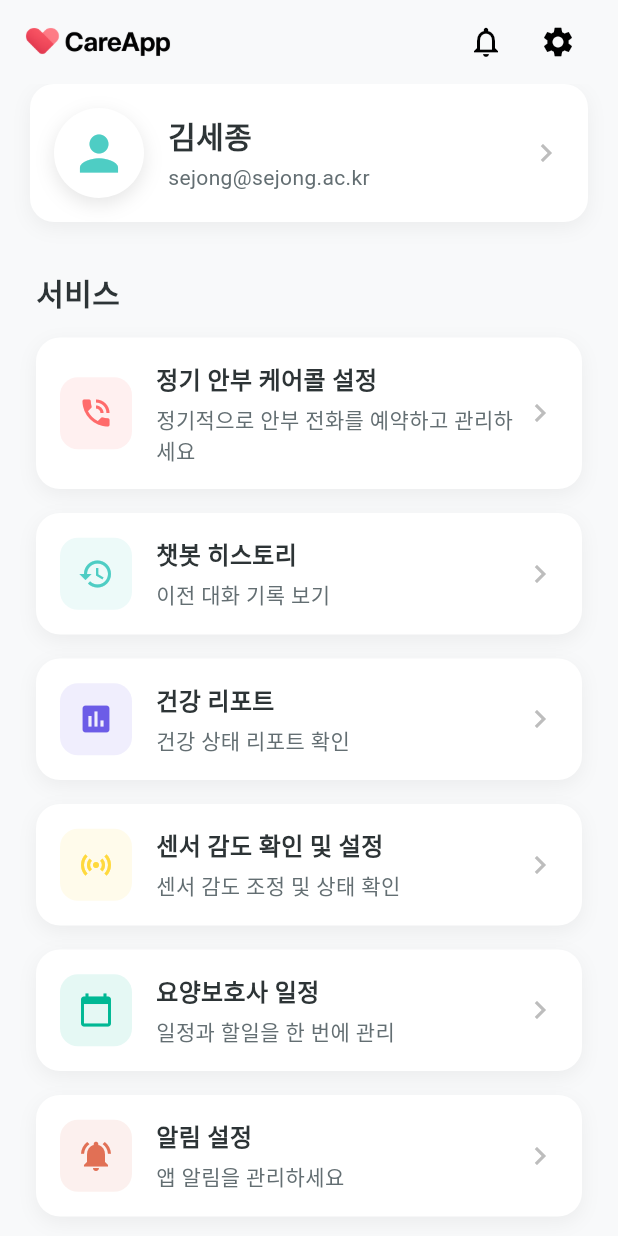
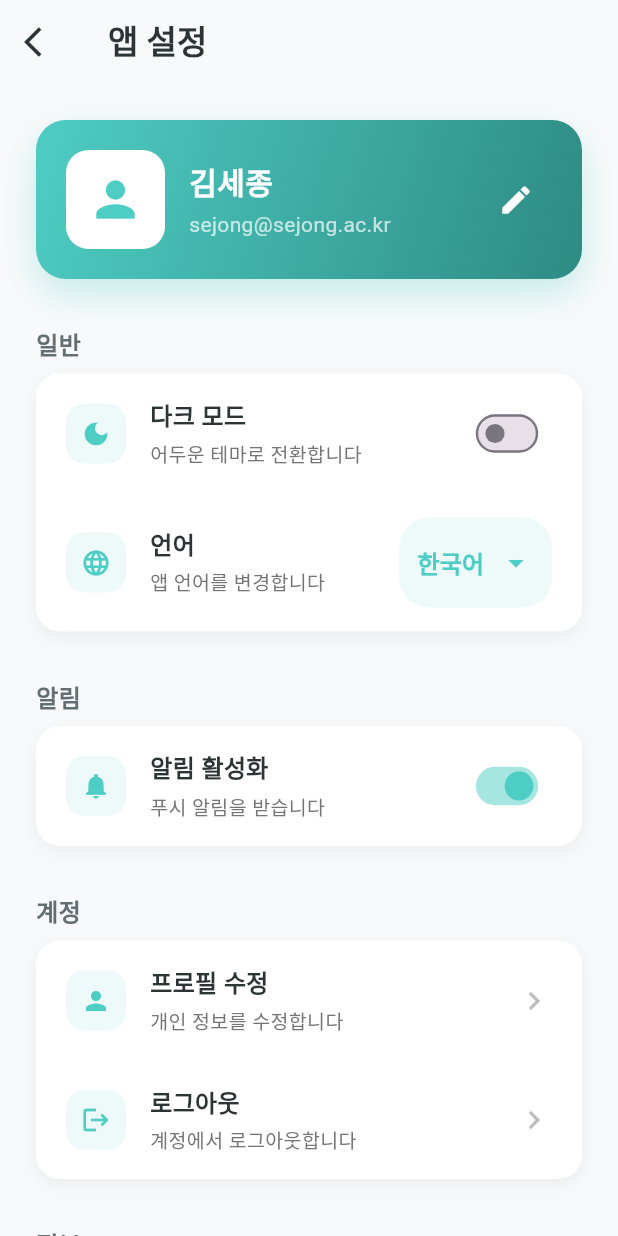
Before and after one commit to Reynard9/CareApp, a Flutter app: the MenuPage screen opened directly, after a tap on the "settings" icon, on a phone screen of 412 x 824 dp. Run offline on Flutter 3.47's test engine with Material 3 defaults, Android fonts, the phone set to English and light mode, and no system bars; our stand-ins replace fl_chart, flutter_dotenv, permission_handler, syncfusion_flutter_gauges, table_calendar; missing offline and left inert: kakao_flutter_sdk, qr_code_scanner; Roboto replaces fonts that are missing (Pretendard).

Commit message:
feat: 메뉴 페이지에서 챗봇 히스토리 버튼 제거 및 알림 설정 페이지 추가

```diff
--- a/lib/views/menu/menu_page.dart
+++ b/lib/views/menu/menu_page.dart
@@ -3,8 +3,9 @@ import 'package:careapp5_15/views/main/care_schedule_page.dart'; // 요양보호
 import 'package:careapp5_15/views/main/notification_page.dart'; // 알림 페이지 임포트
 import 'package:careapp5_15/views/main/main_screen.dart'; // 홈 화면 임포트
 import 'package:careapp5_15/views/sensor/sensor_data_page.dart'; // 센서 데이터 임포트
-import 'package:careapp5_15/views/chat/chat_history_page.dart'; // 챗봇 히스토리 페이지 임포트
 import 'package:careapp5_15/views/care_call/care_call_schedule_page.dart'; // 정기 안부 케어콜 설정 페이지 임포트
+import 'package:careapp5_15/views/settings/app_settings_page.dart'; // 앱 설정 페이지 임포트
+import 'package:careapp5_15/views/settings/notification_settings_page.dart'; // 알림 설정 페이지 임포트
 
 class MenuPage extends StatelessWidget { // 메뉴 화면 위젯
   const MenuPage({super.key});
@@ -21,18 +22,6 @@ class MenuPage extends StatelessWidget { // 메뉴 화면 위젯
           Navigator.push(
             context,
             MaterialPageRoute(builder: (context) => const CareCallSchedulePage()),
-          );
-        },
-      },
-      {
-        'icon': Icons.history,
-        'title': '챗봇 히스토리',
-        'subtitle': '이전 대화 기록 보기',
-        'color': const Color(0xFF4ECDC4),
-        'onTap': () {
-          Navigator.push(
-            context,
-            MaterialPageRoute(builder: (context) => const ChatHistoryPage()),
           );
         },
       },
@@ -70,7 +59,7 @@ class MenuPage extends StatelessWidget { // 메뉴 화면 위젯
         'onTap': () {
           Navigator.push(
             context,
-            MaterialPageRoute(builder: (context) => const NotificationPage()),
+            MaterialPageRoute(builder: (context) => const NotificationSettingsPage()),
           );
         },
       },
@@ -79,7 +68,12 @@ class MenuPage extends StatelessWidget { // 메뉴 화면 위젯
         'title': '앱 설정',
         'subtitle': '앱 환경을 설정하세요',
         'color': const Color(0xFF636E72),
-        'onTap': () {},
+        'onTap': () {
+          Navigator.push(
+            context,
+            MaterialPageRoute(builder: (context) => const AppSettingsPage()),
+          );
+        },
       },
     ];
 
@@ -106,7 +100,12 @@ class MenuPage extends StatelessWidget { // 메뉴 화면 위젯
                             ),
                             IconButton(
                               icon: const Icon(Icons.settings, color: Colors.black),
-                              onPressed: () {},
+                              onPressed: () {
+                                Navigator.push(
+                                  context,
+                                  MaterialPageRoute(builder: (context) => const AppSettingsPage()),
+                                );
+                              },
                             ),
                           ],
                         ),
--- /dev/null
+++ b/lib/views/settings/app_settings_page.dart
@@ -0,0 +1,351 @@
+import 'package:flutter/material.dart';
+import 'package:provider/provider.dart';
+import 'package:careapp5_15/viewmodels/user_viewmodel.dart';
+
+class AppSettingsPage extends StatefulWidget {
+  const AppSettingsPage({super.key});
+
+  @override
+  State<AppSettingsPage> createState() => _AppSettingsPageState();
+}
+
+class _AppSettingsPageState extends State<AppSettingsPage> {
+  bool _isDarkMode = false;
+  bool _isNotificationEnabled = true;
+  String _selectedLanguage = '한국어';
+
+  @override
+  Widget build(BuildContext context) {
+    return Scaffold(
+      backgroundColor: const Color(0xFFF8F9FA),
+      appBar: AppBar(
+        title: const Text(
+          '앱 설정',
+          style: TextStyle(
+            color: Color(0xFF2D3436),
+            fontWeight: FontWeight.bold,
+          ),
+        ),
+        backgroundColor: const Color(0xFFF8F9FA),
+        elevation: 0,
+        leading: IconButton(
+          icon: const Icon(Icons.arrow_back_ios, color: Color(0xFF2D3436)),
+          onPressed: () => Navigator.pop(context),
+        ),
+      ),
+      body: ListView(
+        children: [
+          const SizedBox(height: 24),
+          _buildProfileSection(),
+          const SizedBox(height: 24),
+          _buildSection(
+            title: '일반',
+            children: [
+              _buildSettingItem(
+                icon: Icons.dark_mode,
+                title: '다크 모드',
+                subtitle: '어두운 테마로 전환합니다',
+                trailing: Transform.scale(
+                  scale: 0.8,
+                  child: Switch(
+                    value: _isDarkMode,
+                    onChanged: (value) {
+                      setState(() {
+                        _isDarkMode = value;
+                      });
+                    },
+                    activeColor: const Color(0xFF4ECDC4),
+                  ),
+                ),
+              ),
+              _buildSettingItem(
+                icon: Icons.language,
+                title: '언어',
+                subtitle: '앱 언어를 변경합니다',
+                trailing: Container(
+                  padding: const EdgeInsets.symmetric(horizontal: 12, vertical: 6),
+                  decoration: BoxDecoration(
+                    color: const Color(0xFF4ECDC4).withOpacity(0.1),
+                    borderRadius: BorderRadius.circular(20),
+                  ),
+                  child: DropdownButton<String>(
+                    value: _selectedLanguage,
+                    items: ['한국어', 'English'].map((String value) {
+                      return DropdownMenuItem<String>(
+                        value: value,
+                        child: Text(
+                          value,
+                          style: const TextStyle(
+                            color: Color(0xFF4ECDC4),
+                            fontWeight: FontWeight.w600,
+                          ),
+                        ),
+                      );
+                    }).toList(),
+                    onChanged: (String? newValue) {
+                      if (newValue != null) {
+                        setState(() {
+                          _selectedLanguage = newValue;
+                        });
+                      }
+                    },
+                    underline: const SizedBox(),
+                    icon: const Icon(Icons.arrow_drop_down, color: Color(0xFF4ECDC4)),
+                  ),
+                ),
+              ),
+            ],
+          ),
+          const SizedBox(height: 24),
+          _buildSection(
+            title: '알림',
+            children: [
+              _buildSettingItem(
+                icon: Icons.notifications,
+                title: '알림 활성화',
+                subtitle: '푸시 알림을 받습니다',
+                trailing: Transform.scale(
+                  scale: 0.8,
+                  child: Switch(
+                    value: _isNotificationEnabled,
+                    onChanged: (value) {
+                      setState(() {
+                        _isNotificationEnabled = value;
+                      });
+                    },
+                    activeColor: const Color(0xFF4ECDC4),
+                  ),
+                ),
+              ),
+            ],
+          ),
+          const SizedBox(height: 24),
+          _buildSection(
+            title: '계정',
+            children: [
+              _buildSettingItem(
+                icon: Icons.person,
+                title: '프로필 수정',
+                subtitle: '개인 정보를 수정합니다',
+                onTap: () {
+                  // 프로필 수정 페이지로 이동
+                },
+              ),
+              _buildSettingItem(
+                icon: Icons.logout,
+                title: '로그아웃',
+                subtitle: '계정에서 로그아웃합니다',
+                onTap: () {
+                  // 로그아웃 처리
+                },
+              ),
+            ],
+          ),
+          const SizedBox(height: 24),
+          _buildSection(
+            title: '정보',
+            children: [
+              _buildSettingItem(
+                icon: Icons.info,
+                title: '앱 버전',
+                subtitle: '현재 버전: 1.0.0',
+                trailing: Container(
+                  padding: const EdgeInsets.symmetric(horizontal: 12, vertical: 6),
+                  decoration: BoxDecoration(
+                    color: const Color(0xFF4ECDC4).withOpacity(0.1),
+                    borderRadius: BorderRadius.circular(20),
+                  ),
+                  child: const Text(
+                    '최신 버전',
+                    style: TextStyle(
+                      color: Color(0xFF4ECDC4),
+                      fontWeight: FontWeight.w600,
+                    ),
+                  ),
+                ),
+              ),
+              _buildSettingItem(
+                icon: Icons.description,
+                title: '이용약관',
+                subtitle: '서비스 이용 약관을 확인합니다',
+                onTap: () {
+                  // 이용약관 페이지로 이동
+                },
+              ),
+              _buildSettingItem(
+                icon: Icons.privacy_tip,
+                title: '개인정보 처리방침',
+                subtitle: '개인정보 수집 및 이용에 대한 안내',
+                onTap: () {
+                  // 개인정보 처리방침 페이지로 이동
+                },
+              ),
+            ],
+          ),
+          const SizedBox(height: 32),
+        ],
+      ),
+    );
+  }
+
+  Widget _buildProfileSection() {
+    return Container(
+      margin: const EdgeInsets.symmetric(horizontal: 24),
+      padding: const EdgeInsets.all(20),
+      decoration: BoxDecoration(
+        gradient: const LinearGradient(
+          colors: [Color(0xFF4ECDC4), Color(0xFF2E8B84)],
+          begin: Alignment.topLeft,
+          end: Alignment.bottomRight,
+        ),
+        borderRadius: BorderRadius.circular(20),
+        boxShadow: [
+          BoxShadow(
+            color: const Color(0xFF4ECDC4).withOpacity(0.3),
+            blurRadius: 20,
+            offset: const Offset(0, 10),
+          ),
+        ],
+      ),
+      child: Row(
+        children: [
+          Container(
+            padding: const EdgeInsets.all(3),
+            decoration: BoxDecoration(
+              color: Colors.white,
+              borderRadius: BorderRadius.circular(15),
+            ),
+            child: const CircleAvatar(
+              radius: 30,
+              backgroundColor: Colors.white,
+              child: Icon(Icons.person, color: Color(0xFF4ECDC4), size: 38),
+            ),
+          ),
+          const SizedBox(width: 16),
+          Expanded(
+            child: Column(
+              crossAxisAlignment: CrossAxisAlignment.start,
+              children: const [
+                Text(
+                  '김세종',
+                  style: TextStyle(
+                    color: Colors.white,
+                    fontSize: 20,
+                    fontWeight: FontWeight.bold,
+                  ),
+                ),
+                SizedBox(height: 4),
+                Text(
+                  'sejong@sejong.ac.kr',
+                  style: TextStyle(
+                    color: Colors.white70,
+                    fontSize: 14,
+                  ),
+                ),
+              ],
+            ),
+          ),
+          IconButton(
+            icon: const Icon(Icons.edit, color: Colors.white),
+            onPressed: () {
+              // 프로필 수정 페이지로 이동
+            },
+          ),
+        ],
+      ),
+    );
+  }
+
+  Widget _buildSection({
+    required String title,
+    required List<Widget> children,
+  }) {
+    return Column(
+      crossAxisAlignment: CrossAxisAlignment.start,
+      children: [
+        Padding(
+          padding: const EdgeInsets.symmetric(horizontal: 24, vertical: 8),
+          child: Text(
+            title,
+            style: const TextStyle(
+              fontSize: 16,
+              fontWeight: FontWeight.bold,
+              color: Color(0xFF636E72),
+            ),
+          ),
+        ),
+        Container(
+          margin: const EdgeInsets.symmetric(horizontal: 24),
+          decoration: BoxDecoration(
+            color: Colors.white,
+            borderRadius: BorderRadius.circular(16),
+            boxShadow: [
+              BoxShadow(
+                color: Colors.black.withOpacity(0.05),
+                blurRadius: 10,
+                offset: const Offset(0, 4),
+              ),
+            ],
+          ),
+          child: Column(
+            children: children,
+          ),
+        ),
+      ],
+    );
+  }
+
+  Widget _buildSettingItem({
+    required IconData icon,
+    required String title,
+    required String subtitle,
+    Widget? trailing,
+    VoidCallback? onTap,
+  }) {
+    return InkWell(
+      onTap: onTap,
+      child: Padding(
+        padding: const EdgeInsets.symmetric(horizontal: 20, vertical: 16),
+        child: Row(
+          children: [
+            Container(
+              padding: const EdgeInsets.all(10),
+              decoration: BoxDecoration(
+                color: const Color(0xFF4ECDC4).withOpacity(0.1),
+                borderRadius: BorderRadius.circular(12),
+              ),
+              child: Icon(icon, color: const Color(0xFF4ECDC4), size: 20),
+            ),
+            const SizedBox(width: 16),
+            Expanded(
+              child: Column(
+                crossAxisAlignment: CrossAxisAlignment.start,
+                children: [
+                  Text(
+                    title,
+                    style: const TextStyle(
+                      fontSize: 16,
+                      fontWeight: FontWeight.w600,
+                      color: Color(0xFF2D3436),
+                    ),
+                  ),
+                  const SizedBox(height: 4),
+                  Text(
+                    subtitle,
+                    style: TextStyle(
+                      fontSize: 13,
+                      color: Colors.grey[600],
+                    ),
+                  ),
+                ],
+              ),
+            ),
+            if (trailing != null) trailing,
+            if (onTap != null)
+              Icon(Icons.chevron_right, color: Colors.grey[400], size: 24),
+          ],
+        ),
+      ),
+    );
+  }
+}
```
Also changed, not shown: lib/views/settings/notification_settings_page.dart (added, +361 -0 lines).
